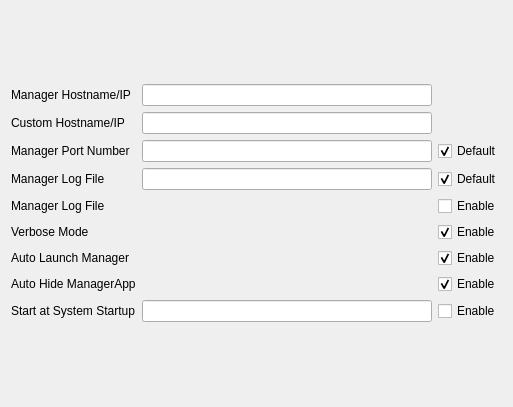
Before: the Qt Designer form src/opsmanager.ui in rlancaste/INDIWebManagerApp, drawn with Qt 5.
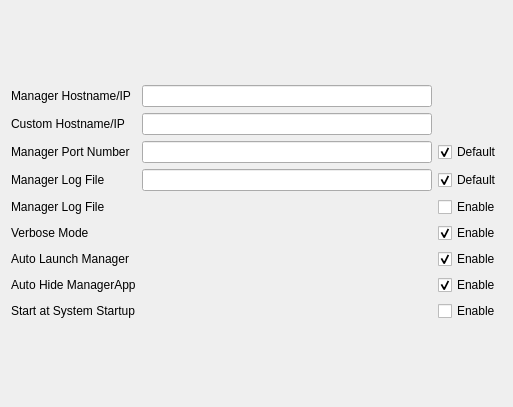
After: the same form once the commit is applied.

```diff
--- a/src/opsmanager.ui
+++ b/src/opsmanager.ui
@@ -183,13 +183,6 @@
        </property>
       </widget>
      </item>
-     <item row="13" column="1">
-      <widget class="QLineEdit" name="kcfg_StartupDelay">
-       <property name="readOnly">
-        <bool>true</bool>
-       </property>
-      </widget>
-     </item>
     </layout>
    </item>
   </layout>
```
